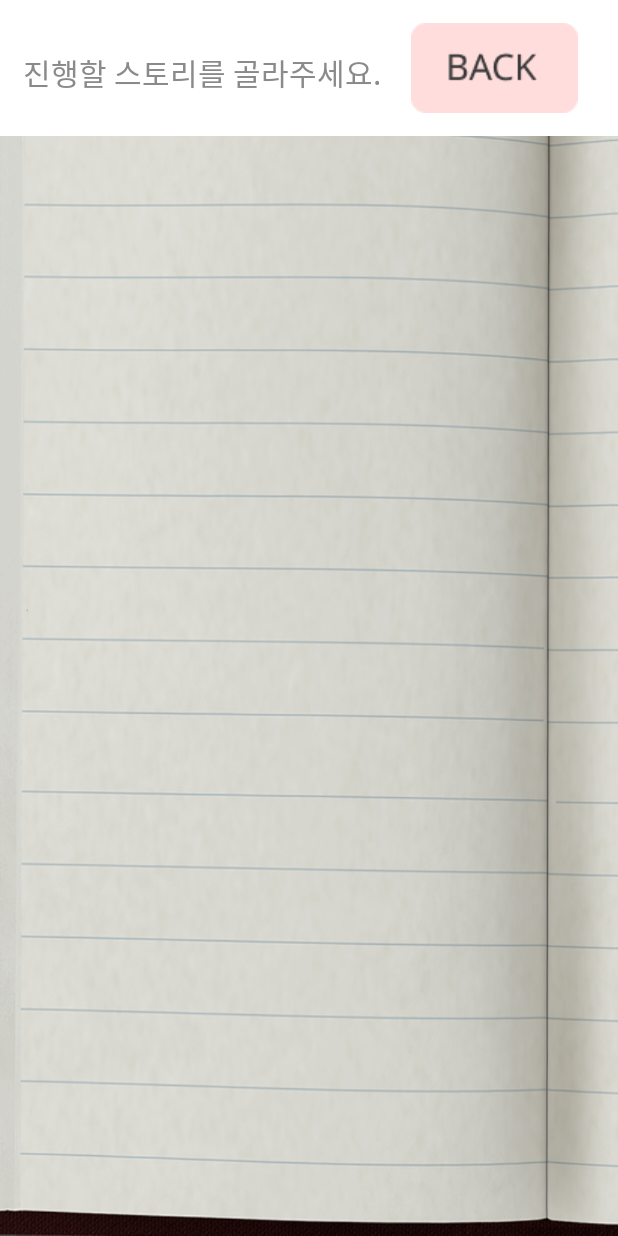
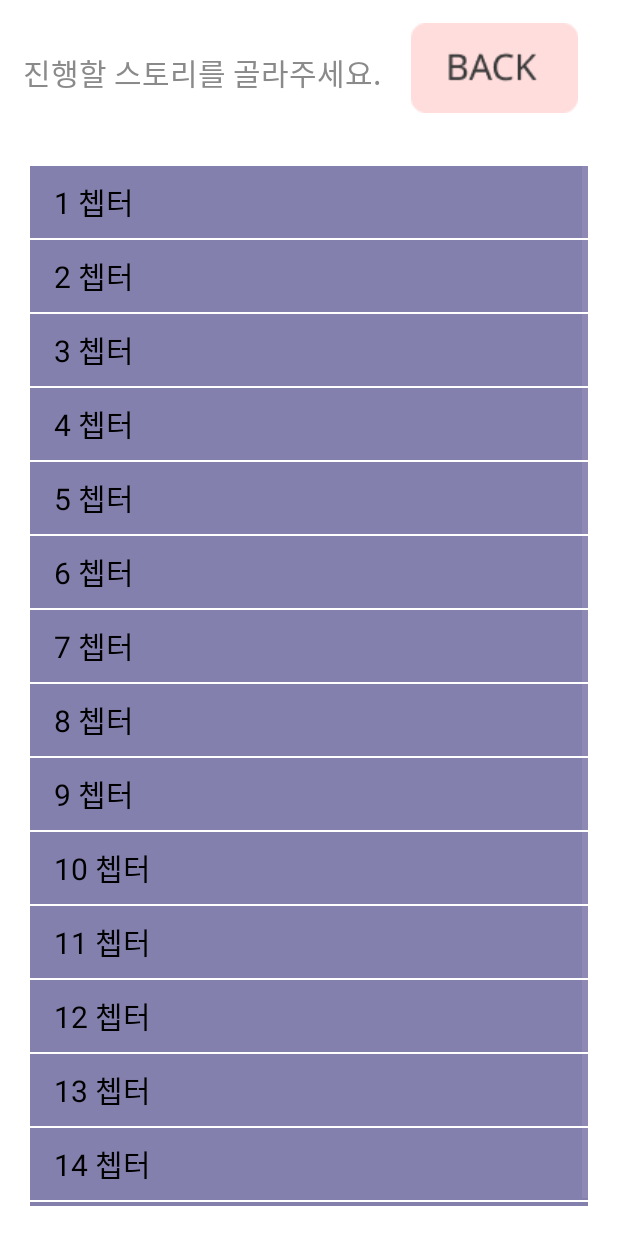
Before and after one commit to ProgrammerYes25/grasp_heart_of_his, an Android app: the storyListActivity screen opened directly, with no data from a screen before it, on a phone screen of 412 x 824 dp. Run offline under Robolectric (Android 15) with nearby library versions, the phone set to English and light mode, and no system bars.

Commit message:
데이터 베이스 추가

```diff
--- /dev/null
+++ b/app/src/main/java/ctrl_s_0106_2114_0815_2112_ysgy/project/grasp_heart_of_his/DBHelper.java
@@ -0,0 +1,24 @@
+package ctrl_s_0106_2114_0815_2112_ysgy.project.grasp_heart_of_his;
+
+import android.content.Context;
+import android.database.sqlite.*;
+
+public class DBHelper extends SQLiteOpenHelper {
+    public DBHelper(Context context){
+        super(context, "GraspHeartOfHisDB", null, 1);
+    }
+    @Override
+    public void onCreate(SQLiteDatabase db) {
+        db.execSQL("CREATE TABLE userTable(chapter_no INTEGER primary key, java_likability INTEGER, total_likability INTEGER);");
+        int total =0, likability = 0;
+        for(int i = 1; i<=15; i++){
+            db.execSQL("INSERT INTO userTable VALUES("+i+","+likability+","+total+");");
+        }
+        //db.close();
+    }
+    @Override
+    public void onUpgrade(SQLiteDatabase db, int oldVersion, int newVersion) {
+        db.execSQL("DROP TABLE IF EXISTS userTable" );
+        onCreate(db);
+    }
+}
--- a/app/src/main/java/ctrl_s_0106_2114_0815_2112_ysgy/project/grasp_heart_of_his/MainActivity.java
+++ b/app/src/main/java/ctrl_s_0106_2114_0815_2112_ysgy/project/grasp_heart_of_his/MainActivity.java
@@ -9,6 +9,7 @@ import android.widget.ImageView;
 
 public class MainActivity extends AppCompatActivity {
     ImageView storyBtn, diaryBtn;
+
     @Override
     protected void onCreate(Bundle savedInstanceState) {
         super.onCreate(savedInstanceState);
--- a/app/src/main/java/ctrl_s_0106_2114_0815_2112_ysgy/project/grasp_heart_of_his/startActivity.java
+++ b/app/src/main/java/ctrl_s_0106_2114_0815_2112_ysgy/project/grasp_heart_of_his/startActivity.java
@@ -3,17 +3,23 @@ package ctrl_s_0106_2114_0815_2112_ysgy.project.grasp_heart_of_his;
 import androidx.appcompat.app.AppCompatActivity;
 
 import android.content.Intent;
+import android.database.sqlite.SQLiteDatabase;
 import android.os.Bundle;
 import android.view.View;
 import android.widget.ImageView;
 
 public class startActivity extends AppCompatActivity {
     ImageView startImg;
+    DBHelper dbHelper;
+    SQLiteDatabase database;
     @Override
     protected void onCreate(Bundle savedInstanceState) {
         super.onCreate(savedInstanceState);
         setContentView(R.layout.activity_start);
         startImg = findViewById(R.id.start_img);
+
+        dbHelper = new DBHelper(this);
+        database = dbHelper.getReadableDatabase();
         startImg.setOnClickListener(startClickListener);
     }
     View.OnClickListener startClickListener = new View.OnClickListener() {
--- a/app/src/main/java/ctrl_s_0106_2114_0815_2112_ysgy/project/grasp_heart_of_his/storyListActivity.java
+++ b/app/src/main/java/ctrl_s_0106_2114_0815_2112_ysgy/project/grasp_heart_of_his/storyListActivity.java
@@ -1,15 +1,31 @@
 package ctrl_s_0106_2114_0815_2112_ysgy.project.grasp_heart_of_his;
 
+import androidx.annotation.ColorLong;
 import androidx.appcompat.app.AppCompatActivity;
 
 import android.Manifest;
 import android.content.Intent;
+import android.database.Cursor;
+import android.database.sqlite.SQLiteDatabase;
+import android.graphics.Color;
 import android.os.Bundle;
 import android.view.View;
+import android.view.ViewGroup;
+import android.widget.ArrayAdapter;
 import android.widget.ImageView;
+import android.widget.ListView;
+import android.widget.TextView;
+
+import java.util.ArrayList;
 
 public class storyListActivity extends AppCompatActivity {
     ImageView backBtn;
+    DBHelper dbHelper;
+    SQLiteDatabase db;
+    ArrayList storyLsit;
+    ArrayAdapter<String> storyAdapter;
+    ListView storyListView;
+    static int chapter;
     @Override
     protected void onCreate(Bundle savedInstanceState) {
         super.onCreate(savedInstanceState);
@@ -22,5 +38,30 @@ public class storyListActivity extends AppCompatActivity {
                 startActivity(backIntent);
             }
         });
+        storyListView = findViewById(R.id.story_list_view);
+        storyLsit = new ArrayList();
+        dbHelper = new DBHelper(this);
+        db = dbHelper.getReadableDatabase();
+        Cursor cursor;
+        cursor = db.rawQuery("SELECT * FROM userTable;", null);
+        setStoryLsit(cursor);
+        storyAdapter = new ArrayAdapter<String>(this, android.R.layout.simple_list_item_1, storyLsit){
+            @Override
+            public View getView(int position, View convertView, ViewGroup parent)
+            {
+                View view = super.getView(position, convertView, parent);
+                TextView tv = view.findViewById(android.R.id.text1);
+                tv.setTextColor(Color.BLACK);
+                tv.setTextSize(20.0f);
+                tv.setBackgroundColor(R.drawable.story_btn);
+                return view;
+            }
+        };
+        storyListView.setAdapter(storyAdapter);
+    }
+    public void setStoryLsit(Cursor cursor){
+        while(cursor.moveToNext()){
+            storyLsit.add(cursor.getInt(0)+" 쳅터");
+        }
     }
 }
--- a/app/src/main/res/layout/activity_diary_list.xml
+++ b/app/src/main/res/layout/activity_diary_list.xml
@@ -12,14 +12,12 @@
         android:padding="15dp"
         android:background="#FFFFFF"
         android:orientation="horizontal">
-        <EditText
+        <TextView
             android:layout_width="wrap_content"
             android:layout_height="wrap_content"
             android:layout_marginTop="18dp"
-            android:enabled="false"
             android:textSize="9pt"
             android:textColor="#8A8A8A"
-            android:background="#FFFFFF"
             android:text="읽을 일기를 골라주세요."
             />
         <ImageView
--- a/app/src/main/res/layout/activity_story.xml
+++ b/app/src/main/res/layout/activity_story.xml
@@ -8,6 +8,7 @@
     android:background="@color/white"
     tools:context=".StoryActivity">
     <TextView
+        android:id="@+id/chapter_text"
         android:layout_width="wrap_content"
         android:layout_height="wrap_content"
         android:layout_margin="20dp"
@@ -19,6 +20,7 @@
         android:layout_width="match_parent"
         android:layout_height="match_parent">
         <ImageView
+            android:id="@+id/character_img"
              android:layout_width="290dp"
              android:layout_height="410.85dp"
              android:layout_marginLeft="61dp"
@@ -26,6 +28,7 @@
              android:src="@drawable/java1"
              />
         <Button
+            android:id="@+id/chat_box"
             android:layout_width="390dp"
             android:layout_height="220dp"
             android:layout_gravity="center"
@@ -37,6 +40,7 @@
             android:background="@drawable/chat_window"
             />
         <Button
+            android:id="@+id/name_box"
             android:layout_width="wrap_content"
             android:layout_height="wrap_content"
             android:layout_gravity="center_vertical"
--- a/app/src/main/res/layout/activity_story_list.xml
+++ b/app/src/main/res/layout/activity_story_list.xml
@@ -5,7 +5,7 @@
     android:layout_width="match_parent"
     android:layout_height="match_parent"
     android:orientation="vertical"
-    android:background="@drawable/list_background"
+
     tools:context=".storyListActivity">
     <LinearLayout
         android:layout_width="match_parent"
@@ -13,14 +13,12 @@
         android:padding="15dp"
         android:background="@color/white"
         android:orientation="horizontal">
-        <EditText
+        <TextView
             android:layout_width="wrap_content"
             android:layout_height="wrap_content"
             android:layout_marginTop="18dp"
-            android:enabled="false"
             android:textSize="9pt"
             android:textColor="#8A8A8A"
-            android:background="@color/white"
             android:text="진행할 스토리를 골라주세요."
             />
         <ImageView
@@ -31,6 +29,9 @@
             android:src="@drawable/back_btn"/>
     </LinearLayout>
     <ListView
+        android:id="@+id/story_list_view"
         android:layout_width="match_parent"
-        android:layout_height="match_parent"/>
+        android:layout_height="match_parent"
+        android:background="@color/white"
+        android:padding="20dp"/>
 </LinearLayout>
```
Also changed, not shown: app/src/main/java/ctrl_s_0106_2114_0815_2112_ysgy/project/grasp_heart_of_his/StoryActivity.java (+20 -1 lines), app/src/main/java/ctrl_s_0106_2114_0815_2112_ysgy/project/grasp_heart_of_his/macroClass.java (added, +12 -0 lines).
